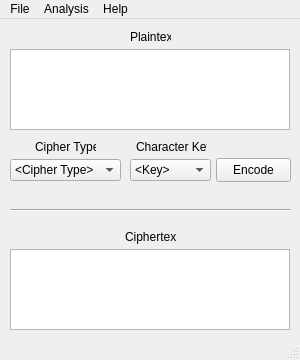
Qt form ui/CryptAnalystUI.ui (ProPane865/CryptAnalyst) before a commit.
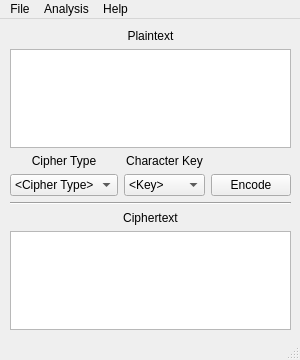
The same form after that commit.

Commit message: Fixed UI scaling issues on high DPI screens

```diff
--- a/ui/CryptAnalystUI.ui
+++ b/ui/CryptAnalystUI.ui
@@ -11,7 +11,7 @@
    </rect>
   </property>
   <property name="sizePolicy">
-   <sizepolicy hsizetype="Fixed" vsizetype="Fixed">
+   <sizepolicy hsizetype="Preferred" vsizetype="Preferred">
     <horstretch>0</horstretch>
     <verstretch>0</verstretch>
    </sizepolicy>
@@ -32,61 +32,59 @@
    <string>CryptAnalyst</string>
   </property>
   <widget class="QWidget" name="centralwidget">
-   <widget class="QTextEdit" name="plaintextEdit">
+   <widget class="QWidget" name="verticalLayoutWidget_4">
     <property name="geometry">
      <rect>
       <x>10</x>
-      <y>30</y>
-      <width>280</width>
-      <height>81</height>
-     </rect>
-    </property>
-   </widget>
-   <widget class="QLabel" name="plaintextLabel">
-    <property name="geometry">
-     <rect>
-      <x>130</x>
       <y>10</y>
-      <width>41</width>
-      <height>16</height>
+      <width>281</width>
+      <height>301</height>
      </rect>
     </property>
+    <layout class="QVBoxLayout" name="verticalLayout_4">
+     <item>
+      <layout class="QVBoxLayout" name="verticalLayout_2" stretch="0">
+       <property name="spacing">
+        <number>6</number>
+       </property>
+       <item>
+        <layout class="QVBoxLayout" name="verticalLayout">
+         <item>
+          <widget class="QLabel" name="plaintextLabel">
     <property name="text">
      <string>Plaintext</string>
     </property>
-   </widget>
-   <widget class="QTextEdit" name="ciphertextEdit">
-    <property name="geometry">
-     <rect>
-      <x>10</x>
-      <y>230</y>
-      <width>280</width>
-      <height>81</height>
-     </rect>
-    </property>
-   </widget>
-   <widget class="QLabel" name="ciphertextLabel">
-    <property name="geometry">
-     <rect>
-      <x>125</x>
-      <y>210</y>
-      <width>51</width>
-      <height>16</height>
-     </rect>
-    </property>
+           <property name="alignment">
+            <set>Qt::AlignCenter</set>
+           </property>
+          </widget>
+         </item>
+         <item>
+          <widget class="QTextEdit" name="plaintextEdit"/>
+         </item>
+         <item>
+          <layout class="QGridLayout" name="gridLayout">
+           <item row="1" column="1">
+            <widget class="QComboBox" name="keyType">
+             <item>
+              <property name="text">
+               <string>&lt;Key&gt;</string>
+              </property>
+             </item>
+             <item>
     <property name="text">
-     <string>Ciphertext</string>
-    </property>
-   </widget>
+               <string>Random</string>
+              </property>
+             </item>
+             <item>
+              <property name="text">
+               <string>Custom...</string>
+              </property>
+             </item>
+            </widget>
+           </item>
+           <item row="1" column="0">
    <widget class="QComboBox" name="cipherType">
-    <property name="geometry">
-     <rect>
-      <x>10</x>
-      <y>140</y>
-      <width>111</width>
-      <height>22</height>
-     </rect>
-    </property>
     <item>
      <property name="text">
       <string>&lt;Cipher Type&gt;</string>
@@ -103,85 +101,74 @@
      </property>
     </item>
    </widget>
+           </item>
+           <item row="1" column="2">
    <widget class="QPushButton" name="encodeButton">
     <property name="enabled">
      <bool>true</bool>
     </property>
-    <property name="geometry">
-     <rect>
-      <x>216</x>
-      <y>139</y>
-      <width>75</width>
-      <height>24</height>
-     </rect>
-    </property>
     <property name="text">
      <string>Encode</string>
     </property>
    </widget>
-   <widget class="QComboBox" name="keyType">
-    <property name="geometry">
-     <rect>
-      <x>130</x>
-      <y>140</y>
-      <width>81</width>
-      <height>22</height>
-     </rect>
-    </property>
-    <item>
-     <property name="text">
-      <string>&lt;Key&gt;</string>
-     </property>
-    </item>
-    <item>
-     <property name="text">
-      <string>Random</string>
-     </property>
-    </item>
-    <item>
-     <property name="text">
-      <string>Custom...</string>
-     </property>
-    </item>
-   </widget>
+           </item>
+           <item row="0" column="0">
    <widget class="QLabel" name="ciphertypeLabel">
-    <property name="geometry">
-     <rect>
-      <x>35</x>
-      <y>120</y>
-      <width>61</width>
-      <height>16</height>
-     </rect>
-    </property>
     <property name="text">
      <string>Cipher Type</string>
     </property>
-   </widget>
+             <property name="alignment">
+              <set>Qt::AlignCenter</set>
+             </property>
+            </widget>
+           </item>
+           <item row="0" column="1">
    <widget class="QLabel" name="keyLabel">
-    <property name="geometry">
-     <rect>
-      <x>136</x>
-      <y>120</y>
-      <width>71</width>
-      <height>16</height>
-     </rect>
-    </property>
     <property name="text">
      <string>Character Key</string>
     </property>
-   </widget>
+             <property name="alignment">
+              <set>Qt::AlignCenter</set>
+             </property>
+            </widget>
+           </item>
+          </layout>
+         </item>
+        </layout>
+       </item>
+      </layout>
+     </item>
+     <item>
    <widget class="Line" name="separator">
-    <property name="geometry">
-     <rect>
-      <x>10</x>
-      <y>190</y>
-      <width>280</width>
-      <height>2</height>
-     </rect>
+       <property name="sizePolicy">
+        <sizepolicy hsizetype="Minimum" vsizetype="Fixed">
+         <horstretch>0</horstretch>
+         <verstretch>0</verstretch>
+        </sizepolicy>
     </property>
     <property name="orientation">
      <enum>Qt::Horizontal</enum>
     </property>
+      </widget>
+     </item>
+     <item>
+      <layout class="QVBoxLayout" name="verticalLayout_3">
+       <item>
+        <widget class="QLabel" name="ciphertextLabel">
+         <property name="text">
+          <string>Ciphertext</string>
+         </property>
+         <property name="alignment">
+          <set>Qt::AlignCenter</set>
+         </property>
+        </widget>
+       </item>
+       <item>
+        <widget class="QTextEdit" name="ciphertextEdit"/>
+       </item>
+      </layout>
+     </item>
+    </layout>
    </widget>
   </widget>
   <widget class="QMenuBar" name="menubar">
```
Lines whose indentation alone changed are shown as unchanged. The commit also changes 6 other files.
